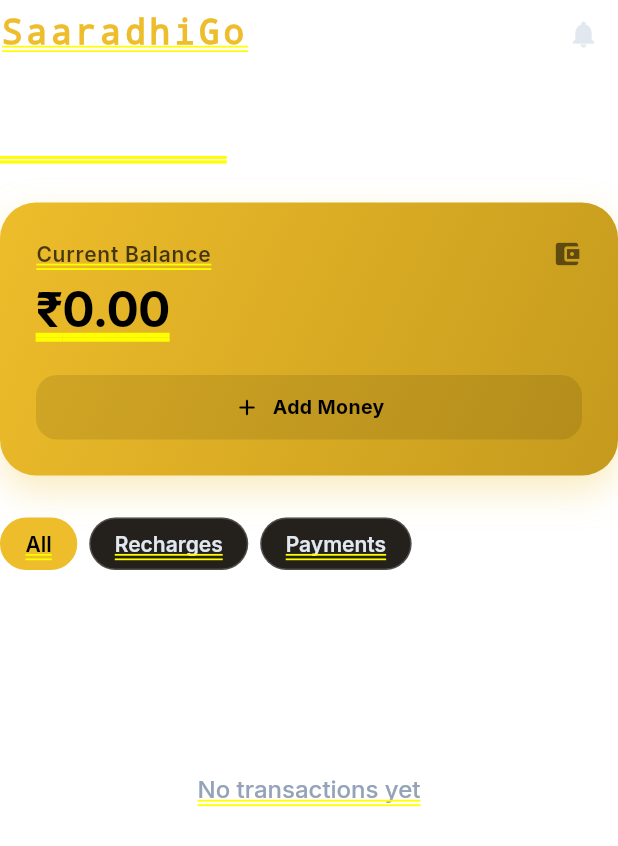
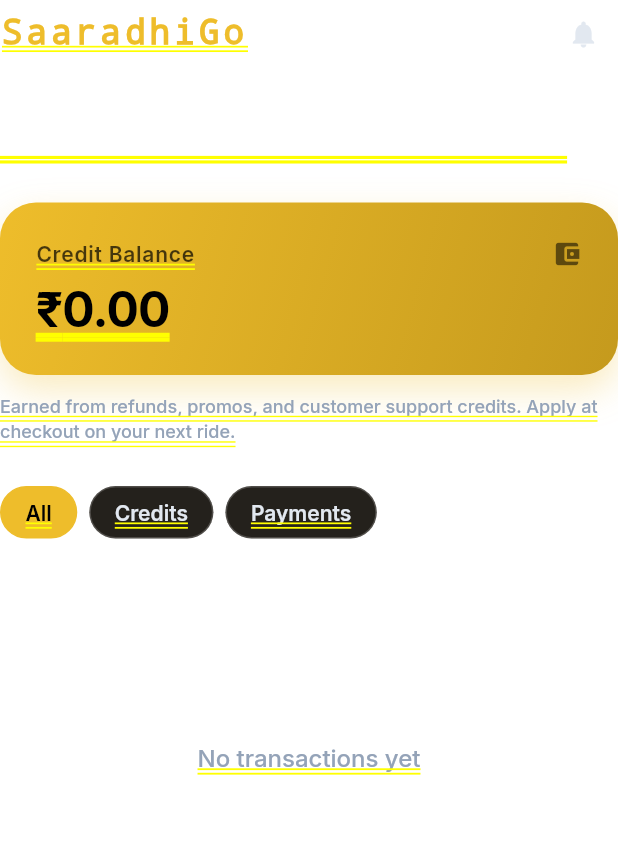
Before and after one commit to SaaradhiGo/SaaradhiGo-mobile, a Flutter app: the WalletScreen screen opened by its route, on a phone screen of 412 x 824 dp. Shown: the top 846 px of the screen. Run offline on Flutter 3.47's test engine with Material 3 defaults, Android fonts, the phone set to English and light mode, and no system bars; our stand-ins replace firebase_core, firebase_messaging, flutter_dotenv, flutter_local_notifications, flutter_map, flutter_riverpod and 10 more; missing offline and left inert: cached_network_image_ce, dart:js, flutter_background_service, flutter_cashfree_pg_sdk, flutter_map_cancellable_tile_provider, flutter_polyline_points; accounts and stored records are empty; network calls fail.

Commit message:
feat(wallet): switch UI to closed-loop "VahanGo Credits" posture
The rider wallet now reads server-controlled feature flags from
GET /api/v1/config/ at app start. In the default Phase-0 posture
(WALLET_TOPUPS_ENABLED=False on the backend), the UI:

  - Renames the screen heading from "Wallet" to "VahanGo Credits"
  - Hides the "Add Money" button (no external top-ups)
  - Renames the "Current Balance" label to "Credit Balance"
  - Adds an explanatory line under the balance card explaining how
    credits are earned (refunds / promos / support)
  - Renames the filter chip "Recharges" -> "Credits"

When/if WALLET_TOPUPS_ENABLED is flipped to True on the server
(future PPI partnership), the UI reverts to the full wallet
experience -- no app release needed. Conservative defaults are
used until the config response lands so an early-tap-on-Wallet
race never shows the wrong posture.

See ADR-0003 in SaaradhiGo-docs and PR SaaradhiGo-backend#35.

Co-Authored-By: Claude Opus 4.7 (1M context) <noreply@anthropic.com>

```diff
--- a/lib/main.dart
+++ b/lib/main.dart
@@ -12,6 +12,7 @@ import 'providers/map_provider.dart';
 import 'providers/history_provider.dart';
 import 'providers/wallet_provider.dart';
 import 'providers/notification_provider.dart';
+import 'providers/remote_config_provider.dart';
 import 'package:firebase_core/firebase_core.dart';
 import 'package:firebase_messaging/firebase_messaging.dart';
 import 'package:flutter_riverpod/flutter_riverpod.dart' as riverpod;
@@ -85,6 +86,14 @@ void main() async {
           ChangeNotifierProvider(create: (_) => HistoryProvider()),
           ChangeNotifierProvider(create: (_) => WalletProvider()),
           ChangeNotifierProvider(create: (_) => NotificationProvider()),
+          // Pulls server-controlled feature flags (e.g. whether wallet
+          // top-ups are enabled). Fires off the fetch immediately so
+          // the wallet screen has the right posture by the time the
+          // user navigates to it; safe defaults are used until the
+          // response lands.
+          ChangeNotifierProvider(
+            create: (_) => RemoteConfigProvider()..fetch(),
+          ),
         ],
         child: VahanGoApp(isFirstLaunch: isFirstLaunch, isLoggedIn: isLoggedIn),
       ),
--- /dev/null
+++ b/lib/providers/remote_config_provider.dart
@@ -0,0 +1,69 @@
+import 'dart:convert';
+
+import 'package:flutter/foundation.dart';
+import 'package:http/http.dart' as http;
+
+import '../core/app_config.dart';
+
+/// Fetches server-controlled feature flags from `GET /api/v1/config/`
+/// once at app start. Lets us flip behavior (e.g. enable wallet
+/// top-ups when the PPI partnership goes live) without shipping a
+/// new app build.
+///
+/// Conservative defaults: every flag assumes the *safer* posture
+/// (closed-loop wallet) until the server response arrives.
+class RemoteConfigProvider extends ChangeNotifier {
+  bool _walletTopupsEnabled = false;
+  bool _walletCreditsOnly = true;
+  String _walletBalanceCap = '2000.00';
+  String _walletDisplayName = 'VahanGo Credits';
+  List<String> _refundModes = const ['original'];
+  bool _loaded = false;
+  String? _error;
+
+  bool get walletTopupsEnabled => _walletTopupsEnabled;
+  bool get walletCreditsOnly => _walletCreditsOnly;
+  String get walletBalanceCap => _walletBalanceCap;
+  String get walletDisplayName => _walletDisplayName;
+  List<String> get refundModes => List.unmodifiable(_refundModes);
+  bool get loaded => _loaded;
+  String? get error => _error;
+
+  bool get refundToCreditSupported => _refundModes.contains('credit');
+
+  Future<void> fetch() async {
+    _error = null;
+    try {
+      final resp = await http
+          .get(Uri.parse('${AppConfig.baseUrl}/config/'))
+          .timeout(const Duration(seconds: 6));
+      if (resp.statusCode != 200) {
+        _error = 'config HTTP ${resp.statusCode}';
+        _loaded = true;
+        notifyListeners();
+        return;
+      }
+      final body = jsonDecode(resp.body) as Map<String, dynamic>;
+      final data = (body['data'] ?? body) as Map<String, dynamic>;
+      final wallet = (data['wallet'] ?? const {}) as Map<String, dynamic>;
+      _walletTopupsEnabled = wallet['topups_enabled'] == true;
+      _walletCreditsOnly =
+          wallet['credits_only'] == true || !_walletTopupsEnabled;
+      _walletBalanceCap = (wallet['balance_cap'] ?? '2000.00').toString();
+      _walletDisplayName =
+          (wallet['display_name'] ?? 'VahanGo Credits').toString();
+      final modes = wallet['refund_modes'];
+      if (modes is List) {
+        _refundModes = modes.map((e) => e.toString()).toList();
+      }
+    } catch (e) {
+      // Keep the safe defaults; surface the error for diagnostics
+      // but never block the app on a missing config endpoint.
+      _error = e.toString();
+      debugPrint('RemoteConfigProvider.fetch failed: $e');
+    } finally {
+      _loaded = true;
+      notifyListeners();
+    }
+  }
+}
--- a/lib/screens/home/wallet_screen.dart
+++ b/lib/screens/home/wallet_screen.dart
@@ -5,6 +5,7 @@ import 'package:provider/provider.dart';
 import 'package:intl/intl.dart';
 import '../../providers/wallet_provider.dart';
 import '../../providers/notification_provider.dart';
+import '../../providers/remote_config_provider.dart';
 import '../../services/models/wallet_model.dart';
 
 class WalletScreen extends StatefulWidget {
@@ -43,7 +44,7 @@ class _WalletScreenState extends State<WalletScreen> {
 
   List<Transaction> _getFilteredTransactions(List<Transaction> transactions) {
     if (_selectedFilter == 'All') return transactions;
-    if (_selectedFilter == 'Recharges') {
+    if (_selectedFilter == 'Credits' || _selectedFilter == 'Recharges') {
       return transactions.where((t) => t.isCredit).toList();
     }
     if (_selectedFilter == 'Payments') {
@@ -75,19 +76,48 @@ class _WalletScreenState extends State<WalletScreen> {
               children: [
                 const _WalletHeader(),
                 const SizedBox(height: 24),
-                const Text(
-                  'Wallet',
-                  style: TextStyle(
+                Consumer<RemoteConfigProvider>(
+                  builder: (context, cfg, _) {
+                    final title = cfg.walletCreditsOnly
+                        ? 'VahanGo Credits'
+                        : 'Wallet';
+                    return Text(
+                      title,
+                      style: const TextStyle(
                         color: Colors.white,
                         fontSize: 42,
                         fontWeight: FontWeight.w600,
                         height: 1.05,
                       ),
+                    );
+                  },
                 ),
                 const SizedBox(height: 24),
-                _WalletBalanceCard(
+                Consumer<RemoteConfigProvider>(
+                  builder: (context, cfg, _) => _WalletBalanceCard(
                     balance: provider.balance,
                     isLoading: provider.isLoading,
+                    topupsEnabled: cfg.walletTopupsEnabled,
+                    creditsOnly: cfg.walletCreditsOnly,
+                  ),
+                ),
+                Consumer<RemoteConfigProvider>(
+                  builder: (context, cfg, _) {
+                    if (!cfg.walletCreditsOnly) return const SizedBox.shrink();
+                    return Padding(
+                      padding: const EdgeInsets.only(top: 12),
+                      child: Text(
+                        'Earned from refunds, promos, and customer support credits. '
+                        'Apply at checkout on your next ride.',
+                        style: GoogleFonts.inter(
+                          color: const Color(0xFF94A3B8),
+                          fontSize: 12,
+                          fontWeight: FontWeight.w500,
+                          height: 1.4,
+                        ),
+                      ),
+                    );
+                  },
                 ),
                 const SizedBox(height: 28),
                 _buildFilterChips(),
@@ -174,6 +204,9 @@ class _WalletScreenState extends State<WalletScreen> {
   }
 
   Widget _buildFilterChips() {
+    return Consumer<RemoteConfigProvider>(
+      builder: (context, cfg, _) {
+        final creditsLabel = cfg.walletCreditsOnly ? 'Credits' : 'Recharges';
         return SingleChildScrollView(
           scrollDirection: Axis.horizontal,
           child: Row(
@@ -188,10 +221,12 @@ class _WalletScreenState extends State<WalletScreen> {
               ),
               const SizedBox(width: 8),
               _FilterChip(
-            label: 'Recharges',
-            isSelected: _selectedFilter == 'Recharges',
+                label: creditsLabel,
+                isSelected: _selectedFilter == creditsLabel ||
+                    _selectedFilter == 'Recharges' ||
+                    _selectedFilter == 'Credits',
                 onTap: () => setState(() {
-              _selectedFilter = 'Recharges';
+                  _selectedFilter = creditsLabel;
                   _currentPage = 1;
                 }),
               ),
@@ -206,6 +241,8 @@ class _WalletScreenState extends State<WalletScreen> {
               ),
             ],
           ),
+        );
+      },
     );
   }
 }
@@ -285,9 +322,16 @@ class _WalletHeader extends StatelessWidget {
 }
 
 class _WalletBalanceCard extends StatelessWidget {
-  const _WalletBalanceCard({required this.balance, required this.isLoading});
+  const _WalletBalanceCard({
+    required this.balance,
+    required this.isLoading,
+    required this.topupsEnabled,
+    required this.creditsOnly,
+  });
   final double balance;
   final bool isLoading;
+  final bool topupsEnabled;
+  final bool creditsOnly;
 
   @override
   Widget build(BuildContext context) {
@@ -318,7 +362,7 @@ class _WalletBalanceCard extends StatelessWidget {
             mainAxisAlignment: MainAxisAlignment.spaceBetween,
             children: [
               Text(
-                'Current Balance',
+                creditsOnly ? 'Credit Balance' : 'Current Balance',
                 style: GoogleFonts.inter(
                   color: Colors.black.withValues(alpha: 0.7),
                   fontSize: 14,
@@ -353,6 +397,7 @@ class _WalletBalanceCard extends StatelessWidget {
                     letterSpacing: -0.5,
                   ),
                 ),
+          if (topupsEnabled) ...[
             const SizedBox(height: 24),
             Row(
               children: [
@@ -367,6 +412,7 @@ class _WalletBalanceCard extends StatelessWidget {
                 ),
               ],
             ),
+          ],
         ],
       ),
     );
```
Lines whose indentation alone changed are shown as unchanged.
